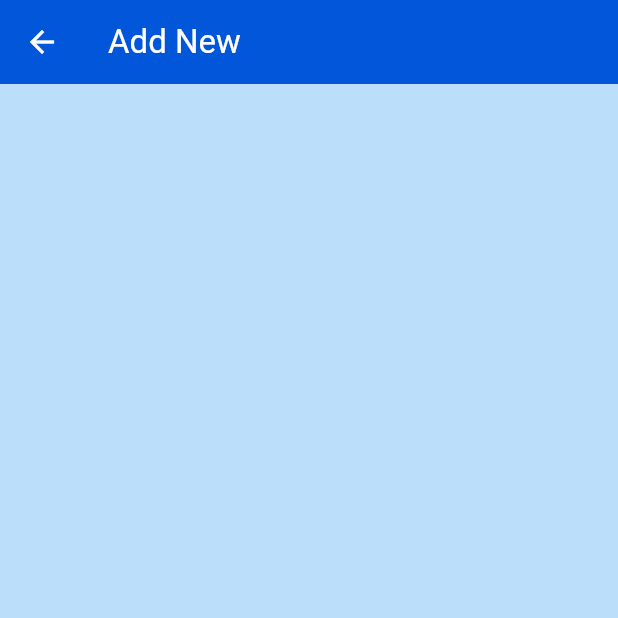
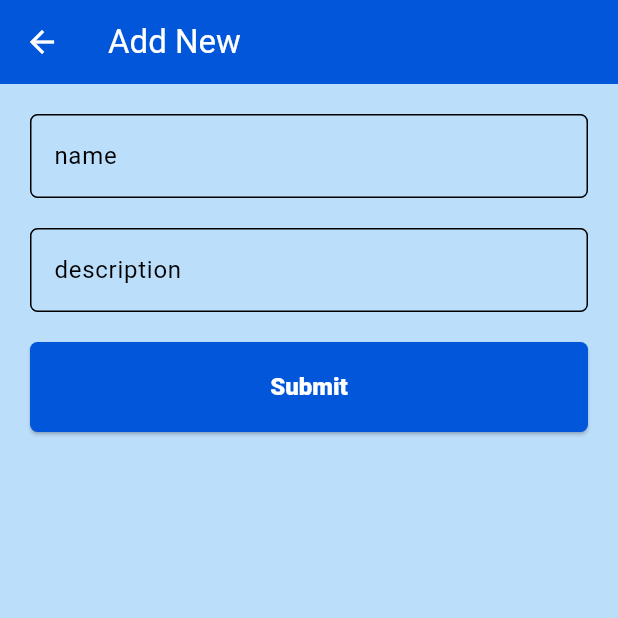
Before and after one commit to HappySolutions/final_project, a Flutter app: the CategoriesOpsPage screen opened directly, on a phone screen of 412 x 824 dp, the top half of it. Run offline on Flutter 3.47's test engine with Material 3 defaults, Android fonts, the phone set to English and light mode, and no system bars; our stand-ins replace get_it, sqflite, sqflite_common_ffi_web; missing offline and left inert: pluto_grid; accounts and stored records are empty.

Commit message:
adding to Databse done

```diff
--- a/lib/pages/categories_ops_page.dart
+++ b/lib/pages/categories_ops_page.dart
@@ -1,5 +1,12 @@
+// ignore_for_file: prefer_const_constructors
+
+import 'package:final_project/helpers/sql_helper.dart';
 import 'package:final_project/models/pos_category.dart';
+import 'package:final_project/widgets/app_eleveted_button.dart';
+import 'package:final_project/widgets/app_text_form_feild.dart';
 import 'package:flutter/material.dart';
+import 'package:get_it/get_it.dart';
+import 'package:sqflite/sqflite.dart';
 
 class CategoriesOpsPage extends StatefulWidget {
   final PosCategory? posCategory;
@@ -23,11 +30,77 @@ class _CategoriesOpsPageState extends State<CategoriesOpsPage> {
         padding: const EdgeInsets.all(20),
         child: Form(
           key: formKey,
-          child: const Column(
-            children: [],
+          child: Column(
+            children: [
+              AppTextFormFeild(
+                labelText: 'name',
+                controller: nameTextFeildController,
+                validator: (value) {
+                  if (value!.isEmpty) {
+                    return 'Please Enter valid name';
+                  }
+                  return null;
+                },
+              ),
+              const SizedBox(
+                height: 20,
+              ),
+              AppTextFormFeild(
+                labelText: 'description',
+                controller: descriptionTextFeildController,
+                validator: (value) {
+                  if (value!.isEmpty) {
+                    return 'Please Enter valid description';
+                  }
+                  return null;
+                },
+              ),
+              const SizedBox(
+                height: 20,
+              ),
+              AppElevatedButton(
+                label: widget.posCategory == null ? 'Submit' : 'Edit Category',
+                onPressed: () async {
+                  await onSubmit();
+                },
+              )
+            ],
           ),
         ),
       ),
     );
   }
+
+  Future<void> onSubmit() async {
+    try {
+      var sqlHelper = GetIt.I
+          .get<SqlHelper>()
+          .db!
+          .insert('categories', conflictAlgorithm: ConflictAlgorithm.replace, {
+        'name': nameTextFeildController.text,
+        'description': descriptionTextFeildController.text,
+      });
+
+      ScaffoldMessenger.of(context).showSnackBar(
+        SnackBar(
+          backgroundColor: Colors.green,
+          content: Text(
+            'Category Added Successfully',
+            style: TextStyle(color: Colors.white),
+          ),
+        ),
+      );
+      Navigator.pop(context);
+    } catch (e) {
+      ScaffoldMessenger.of(context).showSnackBar(
+        SnackBar(
+          backgroundColor: Colors.red,
+          content: Text(
+            '==========> Error is $e',
+            style: TextStyle(color: Colors.white),
+          ),
+        ),
+      );
+    }
+  }
 }
--- a/lib/widgets/app_eleveted_button.dart
+++ b/lib/widgets/app_eleveted_button.dart
@@ -0,0 +1,28 @@
+import 'package:flutter/material.dart';
+
+class AppElevatedButton extends StatelessWidget {
+  final String label;
+  final void Function()? onPressed;
+  const AppElevatedButton(
+      {required this.label, required this.onPressed, super.key});
+
+  @override
+  Widget build(BuildContext context) {
+    return ElevatedButton(
+      style: ElevatedButton.styleFrom(
+        textStyle: const TextStyle(
+          fontSize: 16,
+          fontWeight: FontWeight.w900,
+        ),
+        shape: RoundedRectangleBorder(
+          borderRadius: BorderRadius.circular(5),
+        ),
+        fixedSize: const Size(double.maxFinite, 60),
+        backgroundColor: Theme.of(context).primaryColor,
+        foregroundColor: Colors.white,
+      ),
+      onPressed: onPressed,
+      child: Text(label),
+    );
+  }
+}
```
